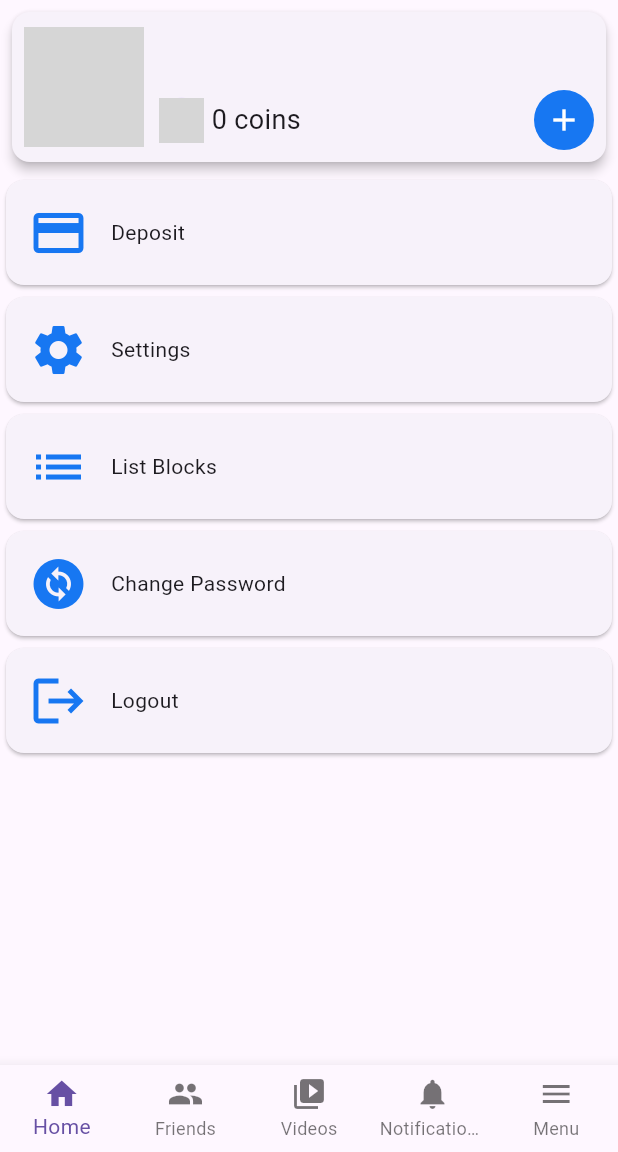
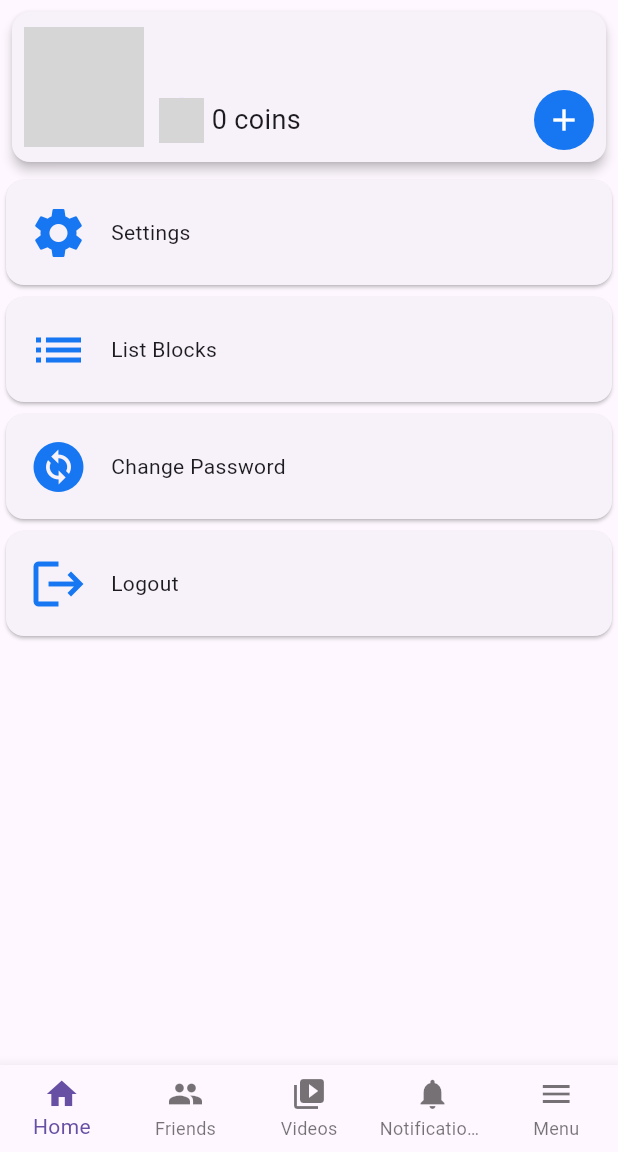
Before and after one commit to lamit1/fb_flutter, a Flutter app: the HomeScreen screen opened by its route, swiped to page 5, on a phone screen of 412 x 824 dp, the part 84-1236 px from its top. Run offline on Flutter 3.47's test engine with Material 3 defaults, Android fonts, the phone set to English and light mode, and no system bars; our stand-ins replace bloc, device_info_plus, dio, firebase_core, firebase_messaging, flick_video_player and 6 more; missing offline and left inert: dart:ffi, multi_image_layout; accounts and stored records are empty; network calls fail; grey boxes are pictures that could not be loaded.

Commit message:
hotfix menu

```diff
--- a/facebookapp/lib/screens/menu_screen.dart
+++ b/facebookapp/lib/screens/menu_screen.dart
@@ -178,19 +178,14 @@ class _MenuScreenState extends State<MenuScreen> {
                 ),
               );
             }
-            if (index == 1)
-              return MenuItem(
-                icon: Icons.payment,
-                text: "Deposit",
-                function: () {},
-              );
-            if (index == 2)
+            if (index == 1) {
               return MenuItem(
                 icon: Icons.settings,
                 text: "Settings",
                 function: () {},
               );
-            if (index == 3) {
+            }
+            if (index == 2) {
               return MenuItem(
                 icon: Icons.list,
                 text: "List Blocks",
@@ -199,12 +194,12 @@ class _MenuScreenState extends State<MenuScreen> {
                     context,
                     MaterialPageRoute(
                         builder: (context) =>
-                            BlockScreen(key: PageStorageKey('blockScreen'))),
+                            const BlockScreen(key: PageStorageKey('blockScreen'))),
                   );
                 },
               );
             }
-            if (index == 5) {
+            if (index == 3) {
               return MenuItem(
                 icon: Icons.change_circle,
                 text: "Change Password",
@@ -212,13 +207,13 @@ class _MenuScreenState extends State<MenuScreen> {
                   Navigator.push(
                     context,
                     MaterialPageRoute(
-                        builder: (context) => ChangePasswordScreen(
+                        builder: (context) => const ChangePasswordScreen(
                             key: PageStorageKey('changePasswordScreen'))),
                   );
                 },
               );
             }
-            if (index == 6) {
+            if (index == 4) {
               return MenuItem(
                 icon: Icons.logout,
                 text: "Logout",
```
